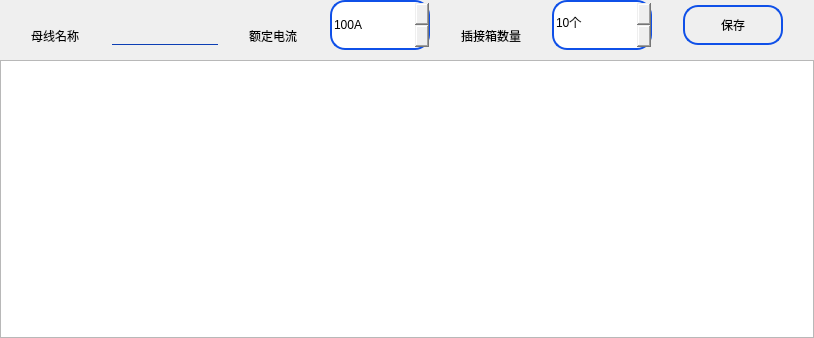
Before: the Qt Designer form setting/setnames/setnameswid.ui in ChinaClever/BusBar-Qt, drawn with Qt 5.
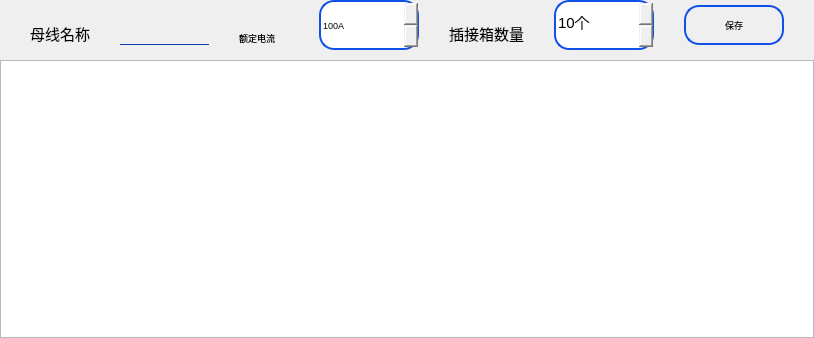
After: the same form once the commit is applied. Icons and pictures are not drawn.

```diff
--- a/setting/setnames/setnameswid.ui
+++ b/setting/setnames/setnameswid.ui
@@ -10,6 +10,12 @@
     <height>338</height>
    </rect>
   </property>
+  <property name="font">
+   <font>
+    <family>Ubuntu</family>
+    <pointsize>7</pointsize>
+   </font>
+  </property>
   <property name="windowTitle">
    <string>Form</string>
   </property>
@@ -51,6 +57,11 @@
          <height>40</height>
         </size>
        </property>
+       <property name="font">
+        <font>
+         <pointsize>11</pointsize>
+        </font>
+       </property>
        <property name="styleSheet">
         <string notr="true">border:none;</string>
        </property>
@@ -193,6 +204,11 @@
          <height>40</height>
         </size>
        </property>
+       <property name="font">
+        <font>
+         <pointsize>11</pointsize>
+        </font>
+       </property>
        <property name="styleSheet">
         <string notr="true">border:none;</string>
        </property>
@@ -224,6 +240,11 @@
          <height>50</height>
         </size>
        </property>
+       <property name="font">
+        <font>
+         <pointsize>11</pointsize>
+        </font>
+       </property>
        <property name="styleSheet">
         <string notr="true">QSpinBox::up-button
 {
```
Left out of the diff: 11 changed lines with no effect on the pictures.
